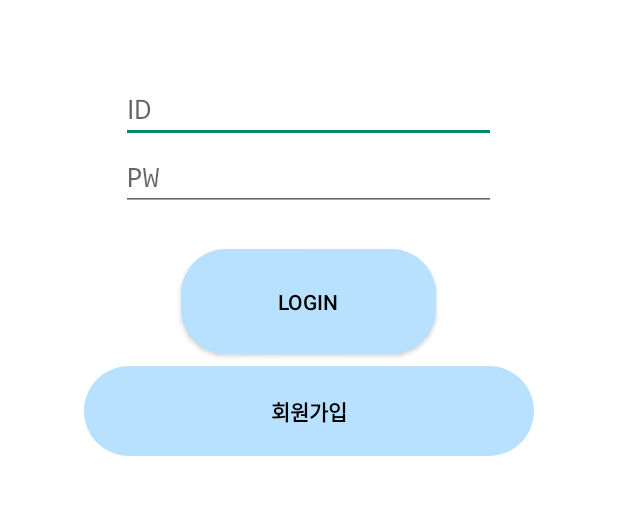
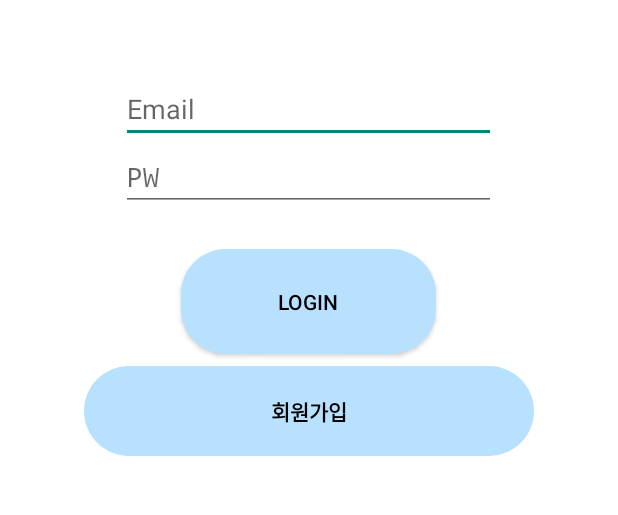
Before and after one commit to subinpark99/ToothSchedule_Project, an Android app: the screen it shows after launch (Login), on a phone screen of 412 x 824 dp, the part 330-845 px from its top. Run offline under Robolectric (Android 15) with nearby library versions, the phone set to English and light mode, and no system bars; our stand-ins replace Firebase (no records; nobody signed in at launch, a user with empty details on screens opened directly).

```diff
--- a/app/src/main/res/layout/login.xml
+++ b/app/src/main/res/layout/login.xml
@@ -20,7 +20,7 @@
         android:layout_width="250dp"
         android:layout_height="wrap_content"
         android:inputType="textEmailAddress"
-        android:hint="ID"
+        android:hint="Email"
         android:id="@+id/edtID" />
 
 <!--  패스워드 입력란  -->
```
